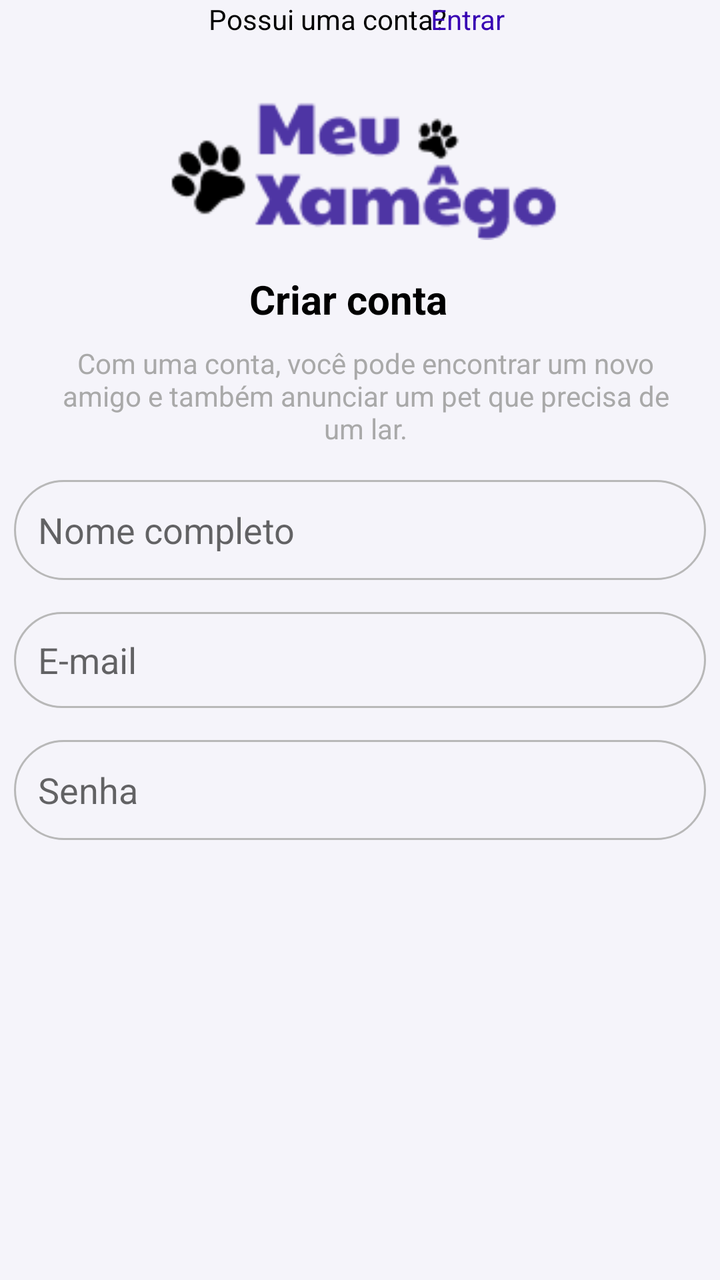
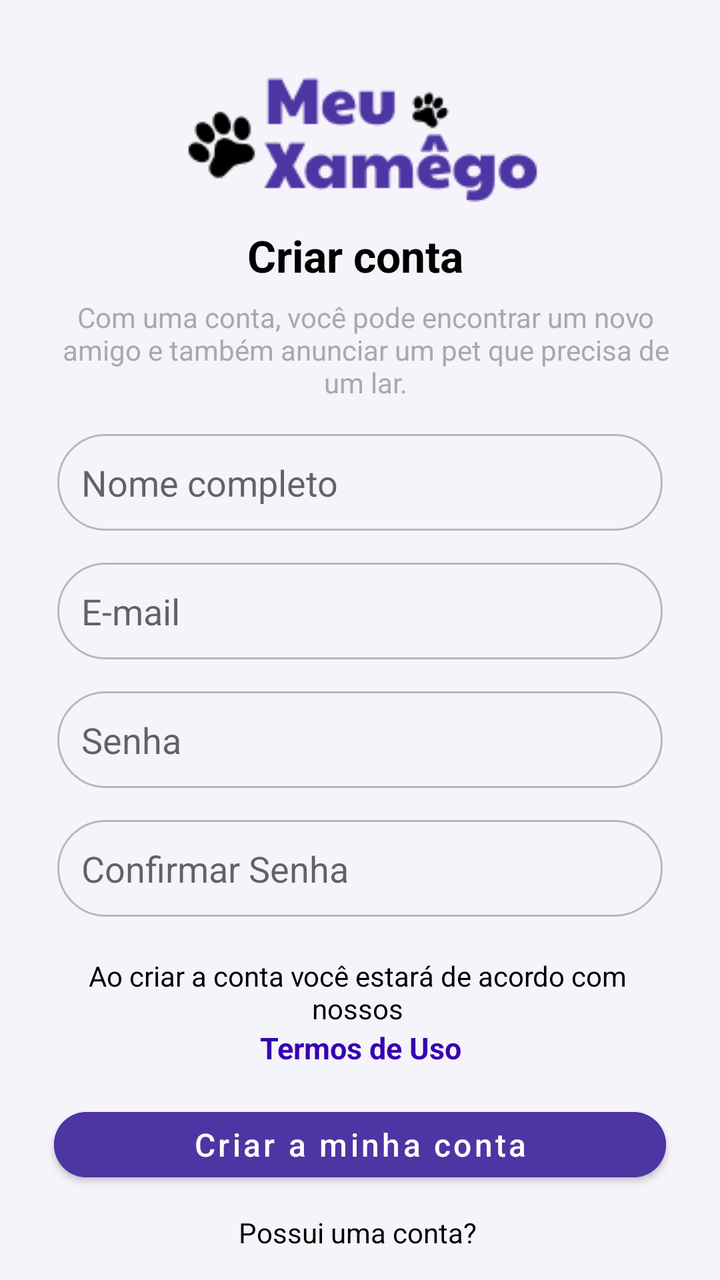

Two renders of the same Android screen: before a commit and after it. Below are the layout's source before the change and the commit's diff.
<!-- AndroidManifest.xml: application theme Theme.MyApplication -->
<!-- res/layout/activity_signup.xml -->
<?xml version="1.0" encoding="utf-8"?>
<androidx.constraintlayout.widget.ConstraintLayout xmlns:android="http://schemas.android.com/apk/res/android"
    xmlns:app="http://schemas.android.com/apk/res-auto"
    xmlns:tools="http://schemas.android.com/tools"
    android:id="@+id/main_layout"
    android:layout_width="match_parent"
    android:layout_height="match_parent"
    android:background="#F5F4FA"
    tools:context=".SignupActivity">

    <ImageView
        android:id="@+id/imgLogo"
        android:layout_width="254dp"
        android:layout_height="76dp"
        android:layout_marginTop="44dp"
        android:contentDescription="@string/app_name"
        android:src="@drawable/meuxamego_logo"
        app:layout_constraintEnd_toEndOf="parent"
        app:layout_constraintHorizontal_bias="0.496"
        app:layout_constraintStart_toStartOf="parent"
        app:layout_constraintTop_toTopOf="parent" />

    <TextView
        android:id="@+id/tvTitle"
        android:layout_width="111dp"
        android:layout_height="32dp"
        android:layout_marginTop="16dp"
        android:text="Criar conta"
        android:textColor="@color/black"
        android:textSize="20sp"
        android:textStyle="bold"
        app:layout_constraintEnd_toEndOf="parent"
        app:layout_constraintStart_toStartOf="parent"
        app:layout_constraintTop_toBottomOf="@id/imgLogo" />

    <TextView
        android:id="@+id/tvDesc"
        android:layout_width="310dp"
        android:layout_height="52dp"
        android:layout_marginStart="35dp"
        android:layout_marginTop="4dp"
        android:layout_marginEnd="32dp"
        android:text="Com uma conta, você pode encontrar um novo amigo e também anunciar um pet que precisa de um lar."
        android:textAlignment="center"
        android:textColor="#a9a9a9"
        app:layout_constraintEnd_toEndOf="parent"
        app:layout_constraintHorizontal_bias="0.441"
        app:layout_constraintStart_toStartOf="parent"
        app:layout_constraintTop_toBottomOf="@+id/tvTitle" />

    <EditText
        android:id="@+id/etName"
        android:layout_width="346dp"
        android:layout_height="50dp"
        android:layout_marginTop="16dp"
        android:background="@drawable/borda_fina"
        android:hint="Nome completo"
        android:inputType="textPersonName"
        android:padding="12dp"
        android:textColor="#d3d3d3"
        app:layout_constraintEnd_toEndOf="parent"
        app:layout_constraintHorizontal_bias="0.5"
        app:layout_constraintStart_toStartOf="parent"
        app:layout_constraintTop_toBottomOf="@+id/tvDesc" />

    <EditText
        android:id="@+id/etEmail"
        android:layout_width="346dp"
        android:layout_height="48dp"
        android:layout_marginTop="16dp"
        android:background="@drawable/borda_fina"
        android:hint="E-mail"
        android:inputType="textEmailAddress"
        android:padding="12dp"
        android:textColor="#a9a9a9"
        app:layout_constraintEnd_toEndOf="parent"
        app:layout_constraintHorizontal_bias="0.5"
        app:layout_constraintStart_toStartOf="parent"
        app:layout_constraintTop_toBottomOf="@+id/etName" />

    <EditText
        android:id="@+id/etPassword"
        android:layout_width="346dp"
        android:layout_height="50dp"
        android:layout_marginTop="16dp"
        android:background="@drawable/borda_fina"
        android:hint="Senha"
        android:inputType="textPassword"
        android:maxLength="8"
        android:padding="12dp"
        android:textColor="#a9a9a9"
        app:layout_constraintEnd_toEndOf="parent"
        app:layout_constraintHorizontal_bias="0.5"
        app:layout_constraintStart_toStartOf="parent"
        app:layout_constraintTop_toBottomOf="@+id/etEmail" />

    <TextView
        android:id="@+id/txtTermos2"
        android:layout_width="326dp"
        android:layout_height="32dp"
        android:layout_marginBottom="24dp"
        android:autoLink="web"
        android:focusable="true"
        android:gravity="center"
        android:linksClickable="true"
        android:text="Ao criar a conta você estará de acordo com nossos "
        android:textColor="@color/black"
        app:layout_constraintBottom_toTopOf="@+id/btnCreate"
        app:layout_constraintEnd_toEndOf="parent"
        app:layout_constraintHorizontal_bias="0.494"
        app:layout_constraintStart_toStartOf="parent" />

    <TextView
        android:id="@+id/txtTermos"
        android:layout_width="326dp"
        android:layout_height="32dp"
        android:layout_marginBottom="4dp"
        android:autoLink="web"
        android:focusable="true"
        android:gravity="center"
        android:linksClickable="true"
        android:text="Termos de Uso"
        android:textColor="@color/purple_700"
        app:layout_constraintBottom_toTopOf="@+id/btnCreate"
        app:layout_constraintEnd_toEndOf="parent"
        app:layout_constraintHorizontal_bias="0.494"
        app:layout_constraintStart_toStartOf="parent" />

    <LinearLayout
        android:id="@+id/layoutSocial"
        android:layout_width="wrap_content"
        android:layout_height="wrap_content"
        android:layout_marginTop="12dp"
        android:orientation="horizontal"
        app:layout_constraintEnd_toEndOf="parent"
        app:layout_constraintHorizontal_bias="0.5"
        app:layout_constraintStart_toStartOf="parent"
        app:layout_constraintTop_toBottomOf="@+id/etConfirm" />

    <TextView
        android:id="@+id/tvLogin"
        android:layout_width="wrap_content"
        android:layout_height="wrap_content"
        android:autoLink="web"
        android:focusable="true"
        android:linksClickable="true"
        android:text="Possui uma conta? "
        android:textColor="@color/black"
        app:layout_constraintEnd_toEndOf="parent"
        app:layout_constraintHorizontal_bias="0.439"
        app:layout_constraintStart_toStartOf="parent"
        tools:layout_editor_absoluteY="565dp" />

    <TextView
        android:id="@+id/tvLogin2"
        android:layout_width="wrap_content"
        android:layout_height="wrap_content"
        android:autoLink="web"
        android:focusable="true"
        android:linksClickable="true"
        android:text="Entrar"
        android:textColor="@color/purple_700"
        app:layout_constraintEnd_toEndOf="parent"
        app:layout_constraintHorizontal_bias="0.667"
        app:layout_constraintStart_toStartOf="parent"
        tools:layout_editor_absoluteY="565dp" />

    <Button
        android:id="@+id/btnCreate"
        android:layout_width="346dp"
        android:layout_height="58dp"
        android:layout_marginBottom="12dp"
        android:backgroundTint="#4E35A4"
        android:elevation="6dp"
        android:text="Criar a minha conta"
        android:textAllCaps="false"
        android:textColor="@color/white"
        app:cornerRadius="24dp"
        app:layout_constraintBottom_toTopOf="@+id/tvLogin"
        app:layout_constraintEnd_toEndOf="parent"
        app:layout_constraintHorizontal_bias="0.492"
        app:layout_constraintStart_toStartOf="parent" />

</androidx.constraintlayout.widget.ConstraintLayout>
<!-- resources referenced by this layout -->
<resources>
  <color name="black">#FF000000</color>
  <color name="purple_700">#FF3700B3</color>
  <color name="white">#FFFFFFFF</color>
  <!-- drawable borda_fina (drawable) -->
  <?xml version="1.0" encoding="utf-8"?>
  <selector xmlns:android="http://schemas.android.com/apk/res/android">
  
      <item android:state_focused="true">
          <shape android:shape="rectangle">
              <solid android:color="@android:color/transparent" />
              <stroke
                  android:width="2dp"
                  android:color="#2196F3" />
              <corners android:radius="24dp" />
          </shape>
      </item>
  
      <item>
          <shape android:shape="rectangle">
              <solid android:color="@android:color/transparent" />
              <stroke
                  android:width="1dp"
                  android:color="#B8B8B8"/>
              <corners android:radius="25dp" />
          </shape>
      </item>
  
  </selector>
  <!-- drawable meuxamego_logo: png bitmap (drawable, 4317 bytes) -->
  <string name="app_name">My Application</string>
  <style name="Theme.MyApplication" parent="Theme.MaterialComponents.DayNight.DarkActionBar">
          
          <item name="colorPrimary">@color/purple_500</item>
          <item name="colorPrimaryVariant">@color/purple_700</item>
          <item name="colorOnPrimary">@color/white</item>
          
          <item name="colorSecondary">@color/teal_200</item>
          <item name="colorSecondaryVariant">@color/teal_700</item>
          <item name="colorOnSecondary">@color/black</item>
          
          <item name="android:statusBarColor">?attr/colorPrimaryVariant</item>
          
      </style>
  <color name="purple_500">#FF6200EE</color>
  <color name="teal_200">#FF03DAC5</color>
  <color name="teal_700">#FF018786</color>
</resources>

<!-- the commit's change to res/layout/activity_signup.xml (unified diff, before → after) -->
@@ -10,28 +10,30 @@
 
     <ImageView
         android:id="@+id/imgLogo"
-        android:layout_width="254dp"
-        android:layout_height="76dp"
-        android:layout_marginTop="44dp"
+        android:layout_width="0dp"
+        android:layout_height="wrap_content"
+        android:layout_marginTop="32dp"
         android:contentDescription="@string/app_name"
         android:src="@drawable/meuxamego_logo"
         app:layout_constraintEnd_toEndOf="parent"
+        app:layout_constraintWidth_percent="0.6"
         app:layout_constraintHorizontal_bias="0.496"
         app:layout_constraintStart_toStartOf="parent"
         app:layout_constraintTop_toTopOf="parent" />
 
     <TextView
         android:id="@+id/tvTitle"
-        android:layout_width="111dp"
+        android:layout_width="113dp"
         android:layout_height="32dp"
-        android:layout_marginTop="16dp"
+        android:layout_marginTop="12dp"
         android:text="Criar conta"
         android:textColor="@color/black"
-        android:textSize="20sp"
+        android:textSize="22sp"
         android:textStyle="bold"
         app:layout_constraintEnd_toEndOf="parent"
         app:layout_constraintStart_toStartOf="parent"
-        app:layout_constraintTop_toBottomOf="@id/imgLogo" />
+        app:layout_constraintTop_toBottomOf="@id/imgLogo"
+        app:layout_constraintWidth_percent="0.8" />
 
     <TextView
         android:id="@+id/tvDesc"
@@ -50,14 +52,15 @@
 
     <EditText
         android:id="@+id/etName"
-        android:layout_width="346dp"
-        android:layout_height="50dp"
+        android:layout_width="0dp"
+        android:layout_height="wrap_content"
         android:layout_marginTop="16dp"
         android:background="@drawable/borda_fina"
         android:hint="Nome completo"
         android:inputType="textPersonName"
         android:padding="12dp"
         android:textColor="#d3d3d3"
+        app:layout_constraintWidth_percent="0.84"
         app:layout_constraintEnd_toEndOf="parent"
         app:layout_constraintHorizontal_bias="0.5"
         app:layout_constraintStart_toStartOf="parent"
@@ -65,14 +68,15 @@
 
     <EditText
         android:id="@+id/etEmail"
-        android:layout_width="346dp"
-        android:layout_height="48dp"
+        android:layout_width="0dp"
+        android:layout_height="wrap_content"
         android:layout_marginTop="16dp"
         android:background="@drawable/borda_fina"
         android:hint="E-mail"
         android:inputType="textEmailAddress"
         android:padding="12dp"
         android:textColor="#a9a9a9"
+        app:layout_constraintWidth_percent="0.84"
         app:layout_constraintEnd_toEndOf="parent"
         app:layout_constraintHorizontal_bias="0.5"
         app:layout_constraintStart_toStartOf="parent"
@@ -80,8 +84,8 @@
 
     <EditText
         android:id="@+id/etPassword"
-        android:layout_width="346dp"
-        android:layout_height="50dp"
+        android:layout_width="0dp"
+        android:layout_height="wrap_content"
         android:layout_marginTop="16dp"
         android:background="@drawable/borda_fina"
         android:hint="Senha"
@@ -89,96 +93,142 @@
         android:maxLength="8"
         android:padding="12dp"
         android:textColor="#a9a9a9"
+        app:layout_constraintWidth_percent="0.84"
         app:layout_constraintEnd_toEndOf="parent"
         app:layout_constraintHorizontal_bias="0.5"
         app:layout_constraintStart_toStartOf="parent"
         app:layout_constraintTop_toBottomOf="@+id/etEmail" />
 
+    <EditText
+        android:id="@+id/etConfirmPassword"
+        android:layout_width="0dp"
+        android:layout_height="wrap_content"
+        android:layout_marginTop="16dp"
+        android:background="@drawable/borda_fina"
+        android:hint="Confirmar Senha"
+        android:inputType="textPassword"
+        android:maxLength="8"
+        android:padding="12dp"
+        android:textColor="#a9a9a9"
+        app:layout_constraintWidth_percent="0.84"
+        app:layout_constraintEnd_toEndOf="parent"
+        app:layout_constraintHorizontal_bias="0.5"
+        app:layout_constraintVertical_bias="0.12"
+        app:layout_constraintStart_toStartOf="parent"
+        app:layout_constraintTop_toBottomOf="@+id/etPassword" />
+
     <TextView
         android:id="@+id/txtTermos2"
-        android:layout_width="326dp"
-        android:layout_height="32dp"
-        android:layout_marginBottom="24dp"
-        android:autoLink="web"
-        android:focusable="true"
-        android:gravity="center"
-        android:linksClickable="true"
-        android:text="Ao criar a conta você estará de acordo com nossos "
+        android:layout_width="0dp"
+        android:layout_height="wrap_content"
+        android:layout_marginTop="20dp"
+        android:autoSizeMaxTextSize="16sp"
+        android:autoSizeMinTextSize="10sp"
+        android:autoSizeTextType="uniform"
+        android:gravity="center"
+        android:text="Ao criar a conta você estará de acordo com nossos"
+        android:textAlignment="center"
         android:textColor="@color/black"
-        app:layout_constraintBottom_toTopOf="@+id/btnCreate"
-        app:layout_constraintEnd_toEndOf="parent"
-        app:layout_constraintHorizontal_bias="0.494"
-        app:layout_constraintStart_toStartOf="parent" />
+        android:textSize="14sp"
+        app:layout_constraintEnd_toEndOf="parent"
+        app:layout_constraintHorizontal_bias="0.475"
+        app:layout_constraintStart_toStartOf="parent"
+        app:layout_constraintTop_toBottomOf="@+id/etConfirmPassword"
+        app:layout_constraintWidth_percent="0.85" />
 
     <TextView
         android:id="@+id/txtTermos"
-        android:layout_width="326dp"
-        android:layout_height="32dp"
-        android:layout_marginBottom="4dp"
-        android:autoLink="web"
-        android:focusable="true"
-        android:gravity="center"
-        android:linksClickable="true"
+        android:layout_width="0dp"
+        android:layout_height="wrap_content"
+        android:gravity="center"
         android:text="Termos de Uso"
+        android:textAlignment="center"
         android:textColor="@color/purple_700"
-        app:layout_constraintBottom_toTopOf="@+id/btnCreate"
-        app:layout_constraintEnd_toEndOf="parent"
-        app:layout_constraintHorizontal_bias="0.494"
-        app:layout_constraintStart_toStartOf="parent" />
+        android:textStyle="bold"
+        android:textSize="15sp"
+        android:autoSizeTextType="uniform"
+        android:autoSizeMinTextSize="10sp"
+        android:autoSizeMaxTextSize="18sp"
+        app:layout_constraintWidth_percent="0.8"
+        app:layout_constraintTop_toBottomOf="@id/txtTermos2"
+        app:layout_constraintStart_toStartOf="parent"
+        app:layout_constraintEnd_toEndOf="parent" />
+
 
     <LinearLayout
         android:id="@+id/layoutSocial"
-        android:layout_width="wrap_content"
-        android:layout_height="wrap_content"
-        android:layout_marginTop="12dp"
+        android:layout_width="0dp"
+        android:layout_height="wrap_content"
+        android:layout_marginTop="16dp"
+        android:gravity="center"
         android:orientation="horizontal"
-        app:layout_constraintEnd_toEndOf="parent"
-        app:layout_constraintHorizontal_bias="0.5"
-        app:layout_constraintStart_toStartOf="parent"
-        app:layout_constraintTop_toBottomOf="@+id/etConfirm" />
-
-    <TextView
-        android:id="@+id/tvLogin"
-        android:layout_width="wrap_content"
-        android:layout_height="wrap_content"
-        android:autoLink="web"
-        android:focusable="true"
-        android:linksClickable="true"
-        android:text="Possui uma conta? "
-        android:textColor="@color/black"
-        app:layout_constraintEnd_toEndOf="parent"
-        app:layout_constraintHorizontal_bias="0.439"
-        app:layout_constraintStart_toStartOf="parent"
-        tools:layout_editor_absoluteY="565dp" />
-
-    <TextView
-        android:id="@+id/tvLogin2"
-        android:layout_width="wrap_content"
-        android:layout_height="wrap_content"
-        android:autoLink="web"
-        android:focusable="true"
-        android:linksClickable="true"
-        android:text="Entrar"
-        android:textColor="@color/purple_700"
-        app:layout_constraintEnd_toEndOf="parent"
-        app:layout_constraintHorizontal_bias="0.667"
-        app:layout_constraintStart_toStartOf="parent"
-        tools:layout_editor_absoluteY="565dp" />
+        app:layout_constraintWidth_percent="0.85"
+        app:layout_constraintTop_toBottomOf="@+id/etPassword"
+        app:layout_constraintStart_toStartOf="parent"
+        app:layout_constraintEnd_toEndOf="parent">
+    </LinearLayout>
+
 
     <Button
         android:id="@+id/btnCreate"
-        android:layout_width="346dp"
-        android:layout_height="58dp"
+        android:layout_width="0dp"
+        android:layout_height="0dp"
+        android:layout_marginTop="16dp"
         android:layout_marginBottom="12dp"
         android:backgroundTint="#4E35A4"
         android:elevation="6dp"
         android:text="Criar a minha conta"
         android:textAllCaps="false"
-        android:textColor="@color/white"
-        app:cornerRadius="24dp"
-        app:layout_constraintBottom_toTopOf="@+id/tvLogin"
-        app:layout_constraintEnd_toEndOf="parent"
-        app:layout_constraintHorizontal_bias="0.492"
-        app:layout_constraintStart_toStartOf="parent" />
+        android:textColor="@android:color/white"
+        android:textSize="16sp"
+        app:cornerRadius="28dp"
+        app:layout_constraintWidth_percent="0.85"
+        app:layout_constraintHeight_percent="0.07"
+        app:layout_constraintTop_toBottomOf="@id/txtTermos"
+        app:layout_constraintStart_toStartOf="parent"
+        app:layout_constraintEnd_toEndOf="parent" />
+
+    <LinearLayout
+        android:id="@+id/layoutLogin"
+        android:layout_width="wrap_content"
+        android:layout_height="wrap_content"
+        android:orientation="horizontal"
+        android:layout_marginTop="12dp"
+        app:layout_constraintTop_toBottomOf="@id/btnCreate"
+        app:layout_constraintStart_toStartOf="parent"
+        app:layout_constraintEnd_toEndOf="parent"/>
+
+
+    <TextView
+        android:id="@+id/tvLogin"
+        android:layout_width="0dp"
+        android:layout_height="wrap_content"
+        android:layout_marginTop="12dp"
+        android:gravity="center"
+        android:text="Possui uma conta?"
+        android:textAlignment="center"
+        android:textColor="@color/black"
+        android:textSize="14sp"
+        app:layout_constraintEnd_toEndOf="parent"
+        app:layout_constraintHorizontal_bias="0.475"
+        app:layout_constraintStart_toStartOf="parent"
+        app:layout_constraintTop_toBottomOf="@id/btnCreate"
+        app:layout_constraintWidth_percent="0.85" />
+
+    <TextView
+        android:id="@+id/tvLogin2"
+        android:layout_width="0dp"
+        android:layout_height="wrap_content"
+        android:layout_marginTop="16dp"
+        android:gravity="center"
+        android:text=" Entrar"
+        android:textColor="@color/purple_700"
+        android:textAlignment="center"
+        android:textSize="14sp"
+        app:layout_constraintEnd_toEndOf="parent"
+        app:layout_constraintHorizontal_bias="0.508"
+        app:layout_constraintStart_toStartOf="parent"
+        app:layout_constraintTop_toBottomOf="@id/tvLogin"
+        app:layout_constraintWidth_percent="0.85" />
 
 </androidx.constraintlayout.widget.ConstraintLayout>
